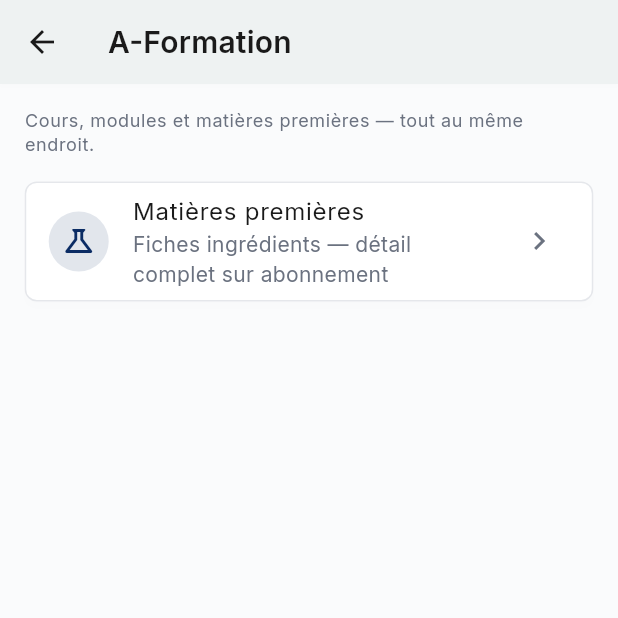
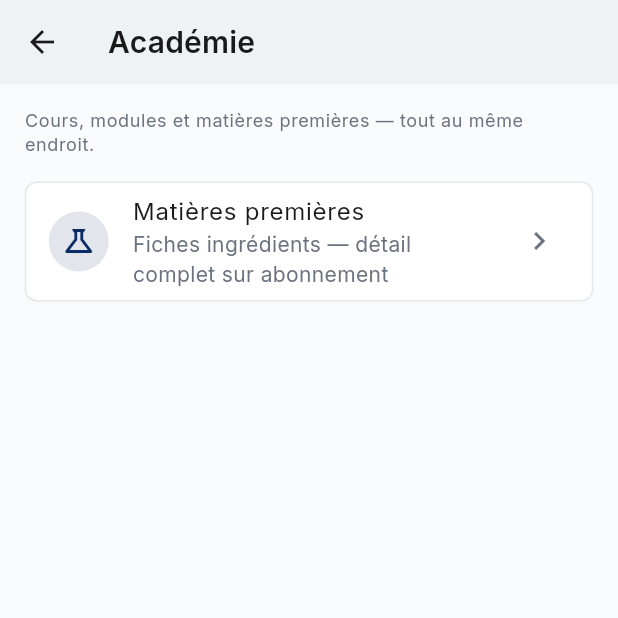
Before and after one commit to Anju-codermad/AkoraHub-app, a Flutter app: the FormationHubScreen screen opened directly, on a phone screen of 412 x 824 dp, the top half of it. Run offline on Flutter 3.47's test engine with Material 3 defaults, Android fonts, the phone set to English and light mode, and no system bars; our stand-ins replace audioplayers, cached_network_image, connectivity_plus, file_picker, firebase_core, firebase_messaging and 19 more; missing offline and left inert: agora_rtc_engine, mobile_scanner, record; accounts and stored records are empty.

Commit message:
Renomme l'onglet A-Formation en Académie
Nom plus attirant demandé par l'utilisatrice, choisi parmi 3
propositions (Académie/Savoir/Campus).

Co-Authored-By: Claude Sonnet 5 <noreply@anthropic.com>
Claude-Session: https://claude.ai/code/session_01MsZEpdoRZH4Qopd3mYijHi

```diff
--- a/lib/presentation/client_home/client_home.dart
+++ b/lib/presentation/client_home/client_home.dart
@@ -11,7 +11,7 @@ import 'formation/formation_hub_screen.dart';
 import 'orders_tab.dart';
 import 'profile_tab.dart';
 
-/// Espace client : accueil (catalogue), panier, commandes, A-Formation,
+/// Espace client : accueil (catalogue), panier, commandes, Académie,
 /// profil. Point d'entrée pour tout utilisateur avec le rôle "client".
 ///
 /// Schéma de navigation : le Panier n'a pas d'onglet dans la barre du bas
@@ -19,7 +19,7 @@ import 'profile_tab.dart';
 /// notifications). L'onglet "Mur" a été retiré du menu — le mur social
 /// reste dans le code (wall/wall_tab.dart) en vue de son intégration future
 /// dans le Profil (voir PROJECT_CONTEXT.md, plan profil étape 3).
-/// **A-Formation** (01/08) : 4ᵉ onglet, regroupe en un seul point d'accès
+/// **Académie** (01/08) : 4ᵉ onglet, regroupe en un seul point d'accès
 /// les catégories de cours AkoraFormation et la base de matières
 /// premières (voir `formation/formation_hub_screen.dart`).
 class ClientHome extends ConsumerStatefulWidget {
@@ -30,7 +30,7 @@ class ClientHome extends ConsumerStatefulWidget {
 }
 
 class _ClientHomeState extends ConsumerState<ClientHome> {
-  // 0 = Accueil, 1 = Panier, 2 = Commandes, 3 = Profil, 4 = A-Formation
+  // 0 = Accueil, 1 = Panier, 2 = Commandes, 3 = Profil, 4 = Académie
   int _currentIndex = 0;
   bool? _wasOnline;
 
@@ -64,7 +64,7 @@ class _ClientHomeState extends ConsumerState<ClientHome> {
       AppTranslations.t('nav_cart', locale),
       AppTranslations.t('nav_orders', locale),
       AppTranslations.t('nav_profile', locale),
-      'A-Formation',
+      'Académie',
     ];
     final pages = [
       CatalogTab(onOpenCart: () => setState(() => _currentIndex = 1)),
@@ -156,7 +156,7 @@ class _NavItem {
 }
 
 /// Barre de navigation du bas à 4 destinations (Accueil, Commandes,
-/// A-Formation, Profil). Le Panier n'y figure pas : on y accède depuis
+/// Académie, Profil). Le Panier n'y figure pas : on y accède depuis
 /// l'en-tête de l'Accueil.
 class _ClientBottomNav extends ConsumerWidget {
   final int currentIndex;
@@ -181,7 +181,7 @@ class _ClientBottomNav extends ConsumerWidget {
           pageIndex: 4,
           icon: Icons.school_outlined,
           selectedIcon: Icons.school,
-          label: 'A-Formation',
+          label: 'Académie',
         ),
         _NavItem(
           pageIndex: 3,
--- a/lib/presentation/client_home/formation/akora_formation_screen.dart
+++ b/lib/presentation/client_home/formation/akora_formation_screen.dart
@@ -47,7 +47,7 @@ IconData iconForFormationCategory(String category) {
 /// "Disponible" n'est pas encore consultable depuis l'app.
 class AkoraFormationScreen extends StatefulWidget {
   /// Pré-sélectionne une catégorie à l'ouverture (ex: depuis le hub
-  /// A-Formation) — reste modifiable ensuite via les puces de filtre.
+  /// Académie) — reste modifiable ensuite via les puces de filtre.
   final String? initialCategory;
 
   const AkoraFormationScreen({super.key, this.initialCategory});
--- a/lib/presentation/client_home/formation/formation_hub_screen.dart
+++ b/lib/presentation/client_home/formation/formation_hub_screen.dart
@@ -5,7 +5,7 @@ import '../../../core/supabase/supabase_config.dart';
 import 'akora_formation_screen.dart';
 import 'formation_catalog_screen.dart';
 
-/// Point d'accès unique "A-Formation" (onglet dédié de la barre de
+/// Point d'accès unique "Académie" (onglet dédié de la barre de
 /// navigation) — regroupe en une seule liste les catégories de cours
 /// AkoraFormation ET les matières premières, comme une catégorie de plus
 /// parmi les autres (demande explicite de l'utilisatrice, 01/08 : "le
@@ -58,7 +58,7 @@ class _FormationHubScreenState extends State<FormationHubScreen> {
     } catch (e) {
       setState(() {
         _isLoading = false;
-        _error = 'Impossible de charger A-Formation pour le moment.';
+        _error = 'Impossible de charger Académie pour le moment.';
       });
     }
   }
@@ -68,7 +68,7 @@ class _FormationHubScreenState extends State<FormationHubScreen> {
     final theme = Theme.of(context);
 
     return Scaffold(
-      appBar: AppBar(title: const Text('A-Formation')),
+      appBar: AppBar(title: const Text('Académie')),
       body: _isLoading
           ? const Center(child: CircularProgressIndicator())
           : _error != null
```
Also changed, not shown: 1 other file.
